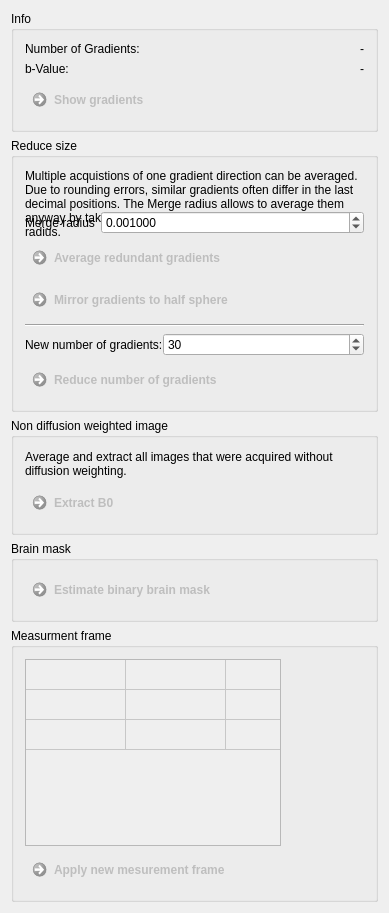
The window that Plugins/org.mitk.gui.qt.diffusionimaging/src/internal/QmitkPreprocessingViewControls.ui (MITK/MITK) describes before a commit, drawn with Qt 5.
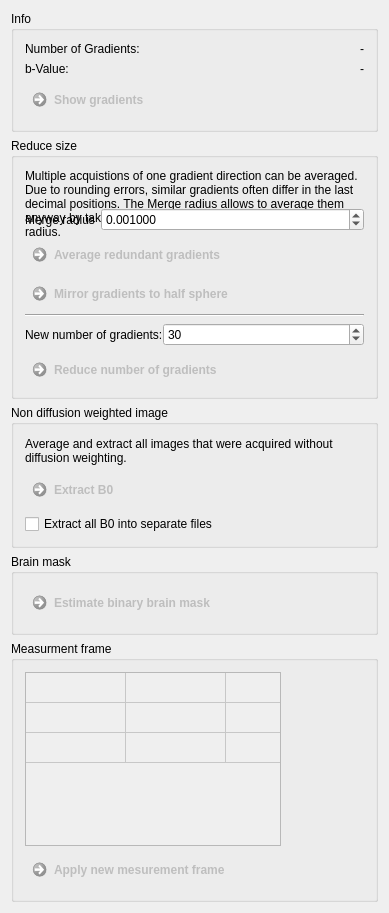
The same window after the commit.

Commit message: Added CheckBox to PreProcessingView

Patch:
```diff
--- a/Plugins/org.mitk.gui.qt.diffusionimaging/src/internal/QmitkPreprocessingViewControls.ui
+++ b/Plugins/org.mitk.gui.qt.diffusionimaging/src/internal/QmitkPreprocessingViewControls.ui
@@ -312,6 +312,13 @@
         </property>
        </widget>
       </item>
+      <item>
+       <widget class="QCheckBox" name="m_CheckExtractAll">
+        <property name="text">
+         <string>Extract all B0 into separate files</string>
+        </property>
+       </widget>
+      </item>
      </layout>
     </widget>
    </item>
```
